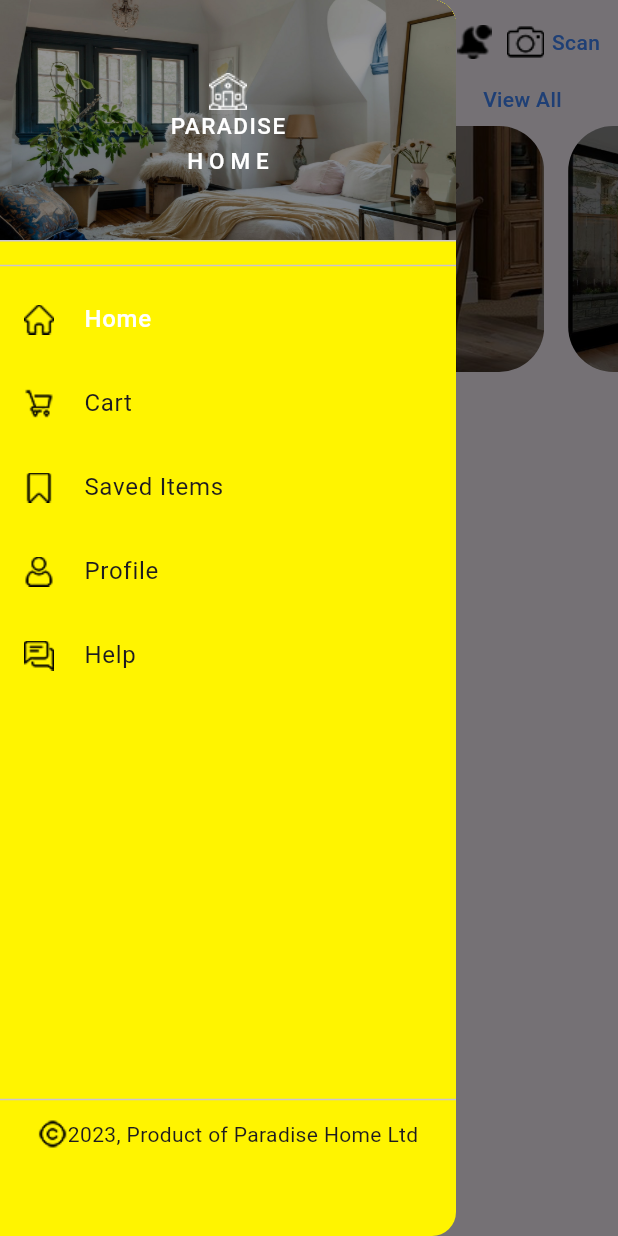
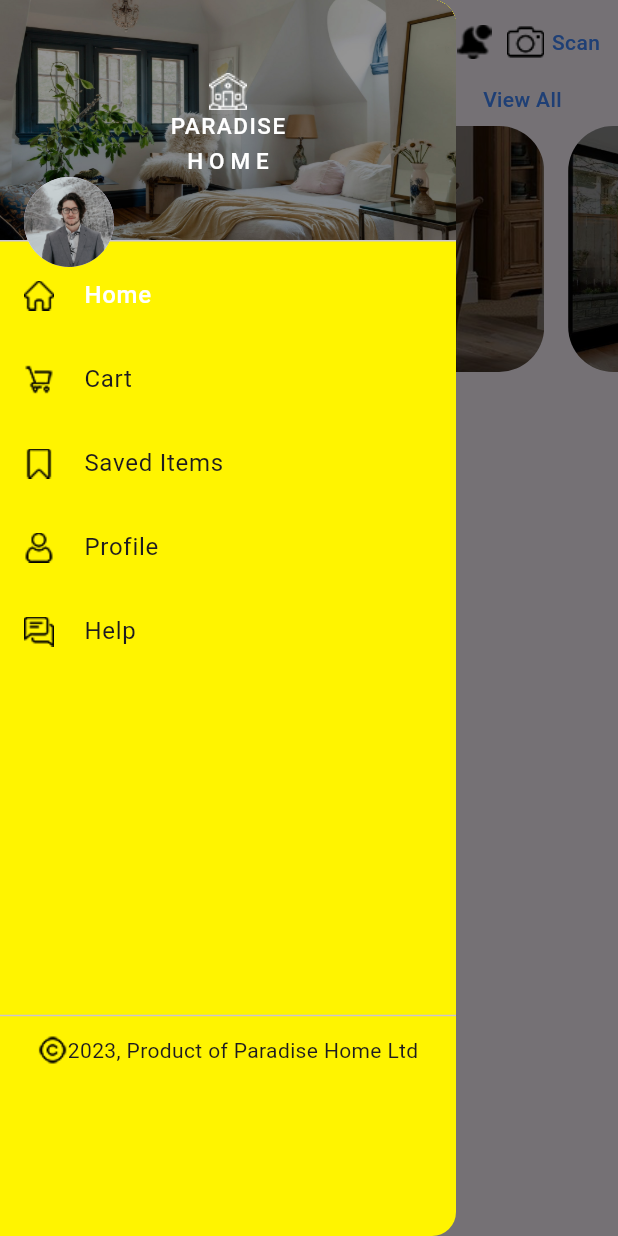
Before and after one commit to Tosin8/ktea, a Flutter app: the Home_Body screen opened directly, with the side drawer open, on a phone screen of 412 x 824 dp. Run offline on Flutter 3.47's test engine with Material 2 defaults, Android fonts, the phone set to English and light mode, and no system bars.

Commit message:
updating drawer with stack - loss

```diff
--- a/lib/screens/home/home_widget.dart
+++ b/lib/screens/home/home_widget.dart
@@ -19,7 +19,11 @@ class App_Drawer extends StatelessWidget {
                   image: DecorationImage(
                       image: AssetImage('assets/images/drawer/1.jpg'),
                       fit: BoxFit.cover)),
-                child: Center(
+              child: Stack(
+                fit: StackFit.loose,
+                clipBehavior: Clip.none,
+                children: [
+                  Center(
                     child: Padding(
                       padding: const EdgeInsets.symmetric(vertical: 30),
                       child: Column(
@@ -45,10 +49,20 @@ class App_Drawer extends StatelessWidget {
                         ],
                       ),
                     ),
-                )),
-            const Divider(),
+                  ),
+                  Positioned(
+                    top: 102,
+                    child: const CircleAvatar(
+                      radius: 30,
+                      backgroundImage:
+                          AssetImage('assets/images/drawer/model.jpg'),
+                    ),
+                  ),
+                ],
+              ),
+            ),
             const Screen_Nav(),
-            const SizedBox(height: 260),
+            const SizedBox(height: 220),
             const Divider(),
             const SizedBox(height: 5),
             Row(
--- a/pubspec.yaml
+++ b/pubspec.yaml
@@ -86,6 +86,7 @@ flutter:
     - assets/images/carousel/3.jpg
     - assets/images/carousel/4.jpg
     - assets/images/drawer/1.jpg
+    - assets/images/drawer/model.jpg
   #   - images/a_dot_ham.jpeg
   # An image asset can refer to one or more resolution-specific "variants", see
   # https://flutter.dev/assets-and-images/#resolution-aware
```
Also changed, not shown: assets/images/drawer/model.jpg (added). Lines whose indentation alone changed are shown as unchanged.
